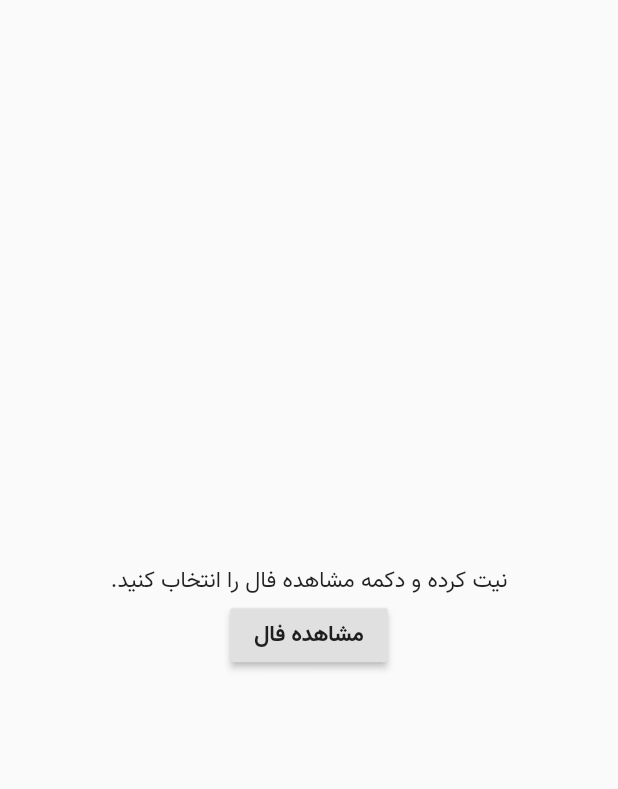
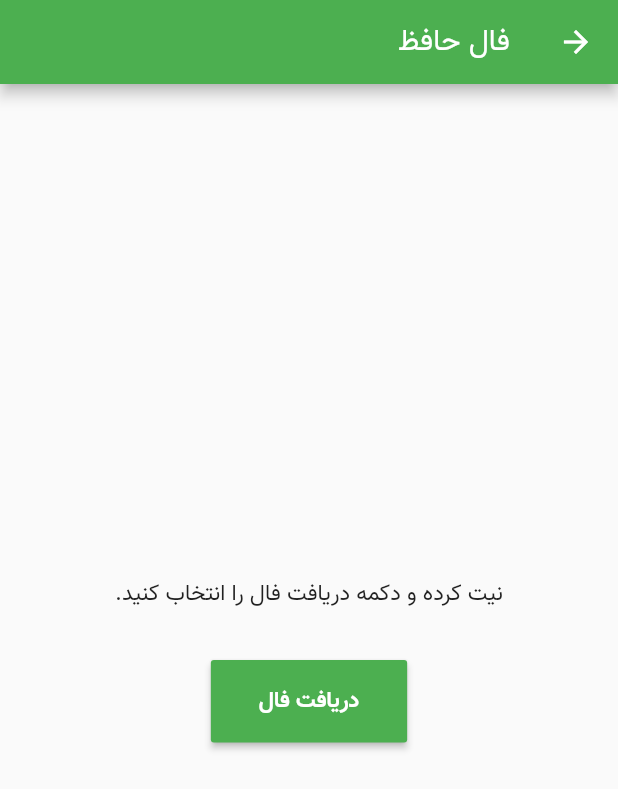
Before and after one commit to alikhaleghi76/falutter, a Flutter app: the screen it shows after launch, after a tap on "فال حافظ", on a phone screen of 412 x 824 dp. Shown: the top 789 px of the screen. Run offline on Flutter 3.47's test engine with Material 2 defaults, Android fonts, the phone set to English and light mode, and no system bars; our stand-ins replace sqflite; accounts and stored records are empty.

Commit message:
improve ui

```diff
--- a/lib/main.dart
+++ b/lib/main.dart
@@ -27,7 +27,7 @@ class MyApp extends StatelessWidget {
 
       },
       theme: ThemeData(
-        primarySwatch: Colors.blue,
+        primarySwatch: Colors.green,
         fontFamily: 'Vazir'
       ),
       localizationsDelegates: [
--- a/lib/screen/generate_faal.dart
+++ b/lib/screen/generate_faal.dart
@@ -1,27 +1,41 @@
 import 'dart:math';
 
-import '../screen/view_faal.dart';
 import 'package:flutter/material.dart';
 
+import '../screen/view_faal.dart';
+
 class GenerateFaalScreen extends StatelessWidget {
-
   static const String ROUTE_NAME = '/generate';
 
   @override
   Widget build(BuildContext context) {
     return Scaffold(
+      appBar: AppBar(
+        title: Text('فال حافظ'),
+      ),
       body: Container(
         width: double.infinity,
         child: Column(
           mainAxisAlignment: MainAxisAlignment.center,
           children: <Widget>[
-            Text('نیت کرده و دکمه مشاهده فال را انتخاب کنید.'),
-          RaisedButton(
-            child: Text('مشاهده فال'),
-            onPressed: () {
-              openFaalScreen(context);
-            },
-          )],
+            Text('نیت کرده و دکمه دریافت فال را انتخاب کنید.'),
+            Container(
+              margin: EdgeInsets.only(top: 32),
+              child: RaisedButton(
+                elevation: 2,
+                color: Colors.green,
+//                color: Color.fromARGB(255, 92, 240, 105),
+                padding:
+                    EdgeInsets.only(left: 32, right: 32, top: 16, bottom: 16),
+//                shape: CircleBorder(),
+                child: Text(
+                  'دریافت فال',
+                  style: TextStyle(color: Colors.white),
+                ),
+                onPressed: () => {openFaalScreen(context)},
+              ),
+            ),
+          ],
         ),
       ),
     );
@@ -29,8 +43,7 @@ class GenerateFaalScreen extends StatelessWidget {
 
   void openFaalScreen(BuildContext context) {
     var random = new Random();
-    Navigator.of(context).pushNamed(ViewFaalScreen.ROUTE_NAME, arguments: {
-      "id": random.nextInt(495)
-    });
+    Navigator.of(context).pushNamed(ViewFaalScreen.ROUTE_NAME,
+        arguments: {"id": random.nextInt(495)});
   }
 }
--- a/lib/widget/main_menu.dart
+++ b/lib/widget/main_menu.dart
@@ -1,38 +1,73 @@
+import 'package:flutter/material.dart';
+
 import '../screen/about_screen.dart';
+import '../screen/generate_faal.dart';
 import '../screen/poem_list.dart';
-
-import '../screen/generate_faal.dart';
-import 'package:flutter/material.dart';
 
 class MainMenu extends StatelessWidget {
   @override
   Widget build(BuildContext context) {
+    double photoHeight = MediaQuery.of(context).size.height / 2;
+    if (photoHeight > 180) photoHeight = 180;
+
     return Container(
+      width: double.infinity,
+      height: double.infinity,
+      child: Stack(
+          alignment: AlignmentDirectional.bottomCenter,
+          children: <Widget>[
+            Container(
+                alignment: Alignment.bottomLeft,
+                height: photoHeight,
+                child: Image.asset(
+                  'assets/images/hafiz.png',
+                )),
+            Container(
               width: double.infinity,
               child: Column(
                 mainAxisAlignment: MainAxisAlignment.center,
                 children: <Widget>[
-
-          RaisedButton(
-            child: Text(
-              ' فال حافظ'
-            ),
+                  Container(
+                    width: 180,
+                    child: RaisedButton(
+                      elevation: 2.0,
+                      color: Color.fromARGB(255, 92, 240, 105),
+                      padding: EdgeInsets.only(right: 40, left: 40, top: 16, bottom: 16),
+//                    shape: CircleBorder(),
+                      child: Text(' فال حافظ'),
                       onPressed: () => {openGenerateFaalScreen(context)},
                     ),
-
-          RaisedButton(
+                  ),
+                  Row(
+                      mainAxisAlignment: MainAxisAlignment.center,
+                      children: <Widget>[
+                        Container(
+                          width: 90,
+                          child: RaisedButton(
+                            elevation: 2.0,
+                            color: Color.fromARGB(255, 92, 220, 105),
+                            padding: EdgeInsets.only(top: 16, bottom: 16),
+//                          shape: CircleBorder(),
                             child: Text('غزلیات'),
                             onPressed: () => {openPoemListScreen(context)},
                           ),
-
-          RaisedButton(
+                        ),
+                        Container(
+                          width: 90,
+                          child: RaisedButton(
+                            elevation: 2.0,
+                            color: Color.fromARGB(255, 92, 198, 105),
+                            padding: EdgeInsets.only(top: 16, bottom: 16),
+//                          shape: CircleBorder(),
                             child: Text('درباره'),
                             onPressed: () => {openAboutScreen(context)},
                           ),
-
+                        ),
+                      ])
                 ],
-
               ),
+            ),
+          ]),
     );
   }
 
--- a/pubspec.yaml
+++ b/pubspec.yaml
@@ -28,6 +28,7 @@ dependencies:
   url_launcher: ^5.4.11
   sqflite: ^1.3.1
   path_provider: ^1.5.1
+  websafe_svg: ^1.1.0
 
   # The following adds the Cupertino Icons font to your application.
   # Use with the CupertinoIcons class for iOS style icons.
@@ -54,6 +55,7 @@ flutter:
   #   - images/a_dot_ham.jpeg
   assets:
     - assets/data.sqlite
+    - assets/images/hafiz.png
 
   # An image asset can refer to one or more resolution-specific "variants", see
   # https://flutter.dev/assets-and-images/#resolution-aware.
```
Also changed, not shown: lib/screen/view_faal.dart (+70 -25 lines), assets/images/hafiz.png (added), pubspec.lock. Lines whose indentation alone changed are shown as unchanged.
